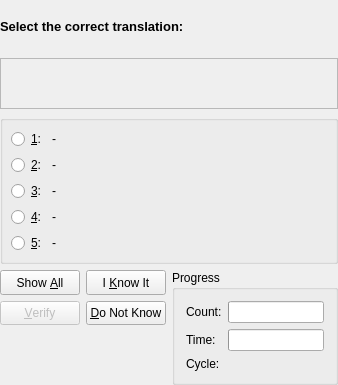
Qt form src/practice/MCQueryDlgForm.ui (KDE/parley) before a commit.
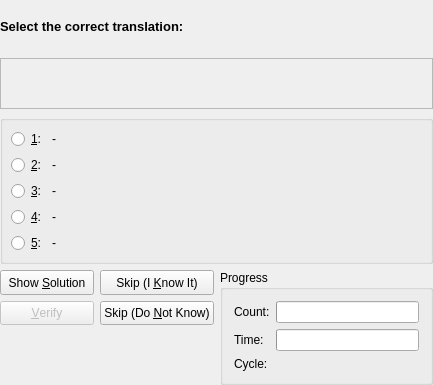
The same form after that commit.

Commit message: consistently show solution and skip on buttons as text

The edit to the form file:
```diff
--- a/src/practice/MCQueryDlgForm.ui
+++ b/src/practice/MCQueryDlgForm.ui
@@ -6,7 +6,7 @@
    <rect>
     <x>0</x>
     <y>0</y>
-    <width>338</width>
+    <width>433</width>
     <height>385</height>
    </rect>
   </property>
@@ -235,7 +235,7 @@
           </sizepolicy>
          </property>
          <property name="text" >
-          <string>&amp;Do Not Know</string>
+          <string>Skip (Do &amp;Not Know)</string>
          </property>
         </widget>
        </item>
@@ -248,7 +248,7 @@
           </sizepolicy>
          </property>
          <property name="text" >
-          <string>Show &amp;All</string>
+          <string>Show &amp;Solution</string>
          </property>
         </widget>
        </item>
@@ -261,7 +261,7 @@
           </sizepolicy>
          </property>
          <property name="text" >
-          <string>I &amp;Know It</string>
+          <string>Skip (I &amp;Know It)</string>
          </property>
         </widget>
        </item>
```
The commit also changes 3 other files.
